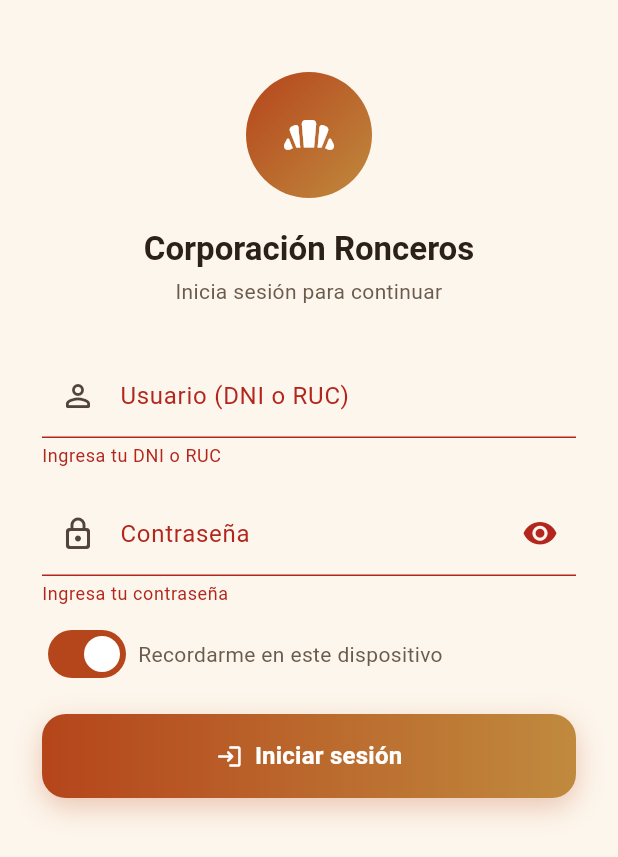
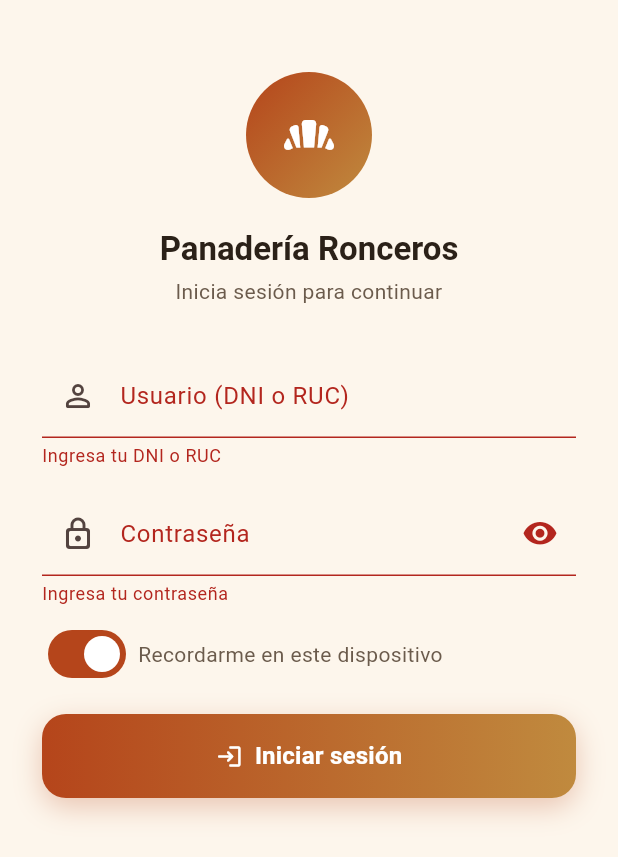
Before and after one commit to BRIAM13/panaderia-app, a Flutter app: the screen it shows after launch, after a tap on "Iniciar sesión", on a phone screen of 412 x 824 dp. Shown: the top 857 px of the screen. Run offline on Flutter 3.47's test engine with Material 3 defaults, Android fonts, the phone set to English and light mode, and no system bars; drawn by our look-alikes of flutter_animate; our stand-ins replace firebase_core, firebase_messaging, fl_chart, flutter_local_notifications, flutter_secure_storage, geocoding and 7 more; accounts and stored records are empty; network calls fail.

Commit message:
Rebrand: Corporación Ronceros -> Panadería Ronceros
Renombra la marca en toda la app, la web y el backend (SMS/correo,
manifest, títulos, mensajes al cliente). Agrega una pantalla de marca
"Ronceros Labs" al iniciar la app. Sirve la app en el subdominio
app.panaderiaronceros.com (rewrite en vercel.json) en vez de /app/,
con redirect 301 desde la ruta vieja.

```diff
--- a/codemagic.yaml
+++ b/codemagic.yaml
@@ -1,6 +1,6 @@
 workflows:
   ios-release:
-    name: iOS Release (Corporación Ronceros)
+    name: iOS Release (Panadería Ronceros)
     max_build_duration: 60
     instance_type: mac_mini_m2
     environment:
--- a/lib/main.dart
+++ b/lib/main.dart
@@ -7,7 +7,7 @@ import 'package:google_mobile_ads/google_mobile_ads.dart';
 import 'package:intl/date_symbol_data_local.dart';
 
 import 'pages/auth/login_page.dart';
-import 'pages/splash/splash_page.dart';
+import 'pages/splash/marca_desarrollador_page.dart';
 import 'services/api_client.dart';
 import 'services/secure_storage_service.dart';
 import 'theme/app_theme.dart';
@@ -100,7 +100,7 @@ class PanaderiaApp extends StatelessWidget {
   @override
   Widget build(BuildContext context) {
     return MaterialApp(
-      title: 'Corporación Ronceros',
+      title: 'Panadería Ronceros',
       debugShowCheckedModeBanner: false,
       navigatorKey: navigatorKey,
       theme: buildAppTheme(),
@@ -127,7 +127,7 @@ class PanaderiaApp extends StatelessWidget {
           child: child!,
         );
       },
-      home: const SplashPage(),
+      home: const MarcaDesarrolladorPage(),
     );
   }
 }
--- a/lib/pages/auth/login_page.dart
+++ b/lib/pages/auth/login_page.dart
@@ -153,7 +153,7 @@ class _LoginPageState extends State<LoginPage> {
 
     try {
       final autenticado = await _biometricService.autenticar(
-        razon: 'Confirma tu huella para ingresar a Corporación Ronceros',
+        razon: 'Confirma tu huella para ingresar a Panadería Ronceros',
       );
       if (!autenticado) return;
 
@@ -308,7 +308,7 @@ class _LoginPageState extends State<LoginPage> {
                     ),
                 const SizedBox(height: 20),
                 Text(
-                      'Corporación Ronceros',
+                      'Panadería Ronceros',
                       textAlign: TextAlign.center,
                       style: theme.textTheme.titleLarge,
                     )
--- a/lib/pages/hub/home_page.dart
+++ b/lib/pages/hub/home_page.dart
@@ -287,7 +287,7 @@ class _HomePageState extends State<HomePage> {
       child: Scaffold(
         key: _scaffoldKey,
         appBar: AppBar(
-          title: const Text('Corporación Ronceros'),
+          title: const Text('Panadería Ronceros'),
           automaticallyImplyLeading: !esEscritorio,
         ),
         drawer: esEscritorio ? null : Drawer(child: contenidoMenu),
--- /dev/null
+++ b/lib/pages/splash/marca_desarrollador_page.dart
@@ -0,0 +1,77 @@
+import 'package:flutter/material.dart';
+import 'package:flutter_animate/flutter_animate.dart';
+
+import '../../theme/app_theme.dart';
+import '../../widgets/page_transitions.dart';
+import 'splash_page.dart';
+
+/// Primera pantalla que ve cualquiera al abrir la app: un instante de marca
+/// del estudio que la desarrolló, antes de pasar al splash real de
+/// Panadería Ronceros. Se muestra una sola vez por arranque en frío, nunca
+/// al volver de segundo plano (esta página no vuelve a montarse porque
+/// `SplashPage` reemplaza la ruta en vez de apilarse encima).
+class MarcaDesarrolladorPage extends StatefulWidget {
+  const MarcaDesarrolladorPage({super.key});
+
+  @override
+  State<MarcaDesarrolladorPage> createState() =>
+      _MarcaDesarrolladorPageState();
+}
+
+class _MarcaDesarrolladorPageState extends State<MarcaDesarrolladorPage> {
+  @override
+  void initState() {
+    super.initState();
+    Future.delayed(const Duration(milliseconds: 1300), () {
+      if (!mounted) return;
+      Navigator.of(
+        context,
+      ).pushReplacement(FadeRoute(builder: (_) => const SplashPage()));
+    });
+  }
+
+  @override
+  Widget build(BuildContext context) {
+    return Scaffold(
+      backgroundColor: AppColors.textPrimary,
+      body: Center(
+        child: Column(
+          mainAxisSize: MainAxisSize.min,
+          children: [
+            Container(
+                  width: 6,
+                  height: 6,
+                  decoration: const BoxDecoration(
+                    shape: BoxShape.circle,
+                    gradient: LinearGradient(
+                      colors: [AppColors.secondary, AppColors.primary],
+                    ),
+                  ),
+                )
+                .animate()
+                .scale(
+                  begin: const Offset(0, 0),
+                  end: const Offset(1, 1),
+                  duration: 450.ms,
+                  curve: Curves.easeOutBack,
+                )
+                .fadeIn(duration: 250.ms),
+            const SizedBox(height: 18),
+            Text(
+                  'RONCEROS LABS',
+                  style: TextStyle(
+                    color: Colors.white.withValues(alpha: 0.94),
+                    fontSize: 15,
+                    fontWeight: FontWeight.w600,
+                    letterSpacing: 5,
+                  ),
+                )
+                .animate(delay: 200.ms)
+                .fadeIn(duration: 450.ms)
+                .moveY(begin: 6, end: 0, curve: Curves.easeOut),
+          ],
+        ).animate().fadeOut(delay: 950.ms, duration: 350.ms),
+      ),
+    );
+  }
+}
--- a/lib/pages/splash/splash_page.dart
+++ b/lib/pages/splash/splash_page.dart
@@ -55,7 +55,7 @@ class _SplashPageState extends State<SplashPage> {
       final hardwareDisponible = await _biometricService.esDisponible();
       if (hardwareDisponible) {
         final autenticado = await _biometricService.autenticar(
-          razon: 'Inicia sesión en Corporación Ronceros',
+          razon: 'Inicia sesión en Panadería Ronceros',
         );
         if (!autenticado) {
           _irALogin();
@@ -109,7 +109,7 @@ class _SplashPageState extends State<SplashPage> {
             ).animate().fadeIn(duration: 300.ms),
             const SizedBox(height: 20),
             Text(
-              'Corporación Ronceros',
+              'Panadería Ronceros',
               style: theme.textTheme.titleLarge,
             ).animate().fadeIn(delay: 100.ms, duration: 300.ms),
           ],
--- a/lib/widgets/biometric_offer_sheet.dart
+++ b/lib/widgets/biometric_offer_sheet.dart
@@ -75,7 +75,7 @@ class _BiometricOfferSheetContent extends StatelessWidget {
                 .moveY(begin: 8, end: 0),
             const SizedBox(height: 10),
             Text(
-                  'La próxima vez podrás entrar a Corporación Ronceros solo con tu huella digital, sin escribir tu contraseña.',
+                  'La próxima vez podrás entrar a Panadería Ronceros solo con tu huella digital, sin escribir tu contraseña.',
                   textAlign: TextAlign.center,
                   style: theme.textTheme.bodyMedium,
                 )
--- a/lib/widgets/cliente_acciones_sheet.dart
+++ b/lib/widgets/cliente_acciones_sheet.dart
@@ -93,7 +93,7 @@ class _ClienteAccionesSheetContent extends StatelessWidget {
     if (telefono == null || telefono.isEmpty) return;
     final numero = _numeroWhatsApp(telefono);
     final mensaje = Uri.encodeComponent(
-      'Hola ${cliente.nombreParaMostrar}, te contactamos de Corporación Ronceros.',
+      'Hola ${cliente.nombreParaMostrar}, te contactamos de Panadería Ronceros.',
     );
     await launchUrl(
       Uri.parse('https://wa.me/$numero?text=$mensaje'),
--- a/lib/widgets/page_transitions.dart
+++ b/lib/widgets/page_transitions.dart
@@ -40,3 +40,22 @@ class SlideUpFadeRoute<T> extends PageRouteBuilder<T> {
 Future<T?> pushSlideUpFade<T>(BuildContext context, WidgetBuilder builder) {
   return Navigator.of(context).push<T>(SlideUpFadeRoute<T>(builder: builder));
 }
+
+/// Ruta de puro desvanecimiento, sin desplazamiento — para transiciones
+/// entre pantallas de fondo sólido (ej. la marca del desarrollador al
+/// arrancar la app), donde un slide se vería como un salto brusco de color.
+class FadeRoute<T> extends PageRouteBuilder<T> {
+  FadeRoute({required WidgetBuilder builder, super.settings})
+    : super(
+        transitionDuration: const Duration(milliseconds: 400),
+        reverseTransitionDuration: const Duration(milliseconds: 300),
+        pageBuilder: (context, animation, secondaryAnimation) =>
+            builder(context),
+        transitionsBuilder: (context, animation, secondaryAnimation, child) {
+          return FadeTransition(
+            opacity: CurvedAnimation(parent: animation, curve: Curves.easeOut),
+            child: child,
+          );
+        },
+      );
+}
--- a/pubspec.yaml
+++ b/pubspec.yaml
@@ -104,7 +104,7 @@ dev_dependencies:
   # no se usa en tiempo de ejecución de la app.
   flutter_launcher_icons: ^0.14.3
 
-# Config de flutter_launcher_icons — ícono de Corporación Ronceros (pan
+# Config de flutter_launcher_icons — ícono de Panadería Ronceros (pan
 # estilizado sobre degradado terracota/bronce, la paleta de marca).
 flutter_launcher_icons:
   android: true
```
Also changed, not shown: pagina-web/vercel.json (added), 12 other files.
